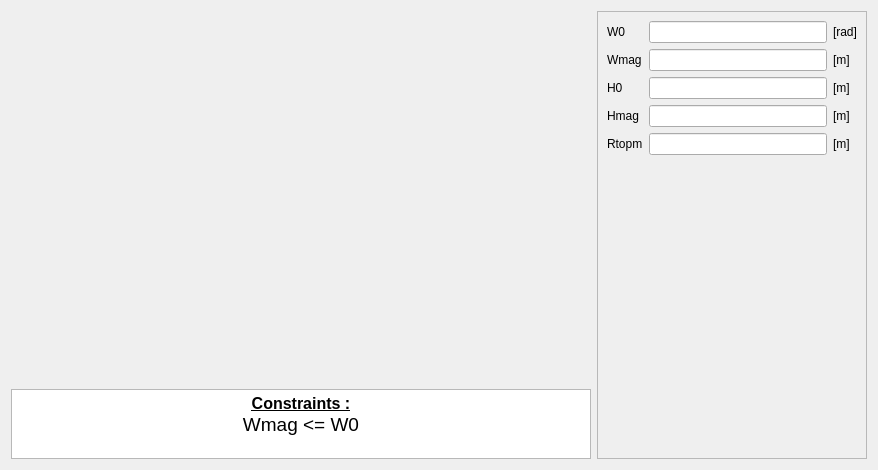
First picture: the form in pyleecan/GUI/Dialog/DMachineSetup/SMSlot/PMSlot15/PMSlot15.ui, repository Eomys/pyleecan, before the edit.
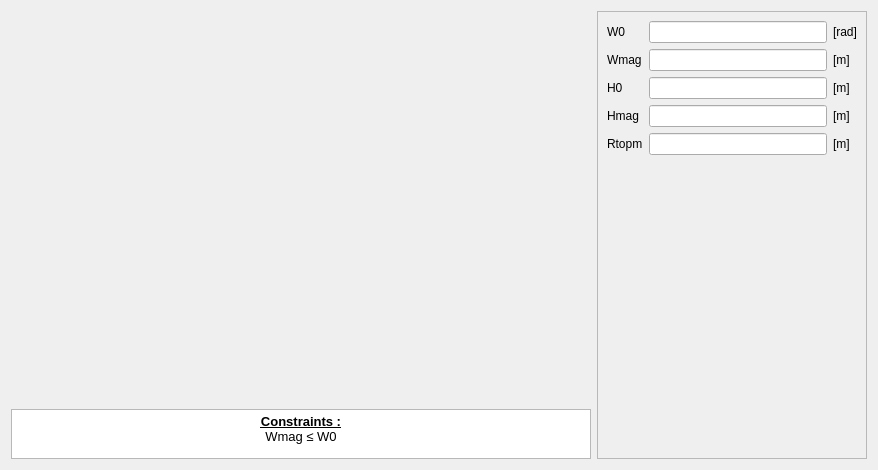
Second picture: the form after the edit. Icons and pictures are not drawn. Custom widgets are drawn as their Qt base class.

Commit message: [NF] update QTextEdit font when generating GUI + better display math symbols

```diff
--- a/pyleecan/GUI/Dialog/DMachineSetup/SMSlot/PMSlot15/PMSlot15.ui
+++ b/pyleecan/GUI/Dialog/DMachineSetup/SMSlot/PMSlot15/PMSlot15.ui
@@ -67,7 +67,7 @@
        <property name="maximumSize">
         <size>
          <width>16777215</width>
-         <height>70</height>
+         <height>50</height>
         </size>
        </property>
        <property name="verticalScrollBarPolicy">
@@ -78,8 +78,8 @@
 &lt;html&gt;&lt;head&gt;&lt;meta name=&quot;qrichtext&quot; content=&quot;1&quot; /&gt;&lt;style type=&quot;text/css&quot;&gt;
 p, li { white-space: pre-wrap; }
 &lt;/style&gt;&lt;/head&gt;&lt;body style=&quot; font-family:'MS Shell Dlg 2'; font-size:7.8pt; font-weight:400; font-style:normal;&quot;&gt;
-&lt;p align=&quot;center&quot; style=&quot; margin-top:0px; margin-bottom:0px; margin-left:0px; margin-right:0px; -qt-block-indent:0; text-indent:0px;&quot;&gt;&lt;span style=&quot; font-size:12pt; font-weight:600; text-decoration: underline;&quot;&gt;Constraints :&lt;/span&gt;&lt;/p&gt;
-&lt;p align=&quot;center&quot; style=&quot; margin-top:0px; margin-bottom:0px; margin-left:0px; margin-right:0px; -qt-block-indent:0; text-indent:0px;&quot;&gt;&lt;span style=&quot; font-size:14pt;&quot;&gt;Wmag &amp;lt;= W0&lt;/span&gt;&lt;/p&gt;&lt;/body&gt;&lt;/html&gt;</string>
+&lt;p align=&quot;center&quot; style=&quot; margin-top:0px; margin-bottom:0px; margin-left:0px; margin-right:0px; -qt-block-indent:0; text-indent:0px;&quot;&gt;&lt;span style=&quot; font-size:10pt; font-weight:600; text-decoration: underline;&quot;&gt;Constraints :&lt;/span&gt;&lt;/p&gt;
+&lt;p align=&quot;center&quot; style=&quot; margin-top:0px; margin-bottom:0px; margin-left:0px; margin-right:0px; -qt-block-indent:0; text-indent:0px;&quot;&gt;&lt;span style=&quot; font-size:10pt;&quot;&gt;Wmag ≤ W0&lt;/span&gt;&lt;/p&gt;&lt;/body&gt;&lt;/html&gt;</string>
        </property>
        <property name="textInteractionFlags">
         <set>Qt::TextSelectableByKeyboard|Qt::TextSelectableByMouse</set>
```
The commit also changes 66 other files.
